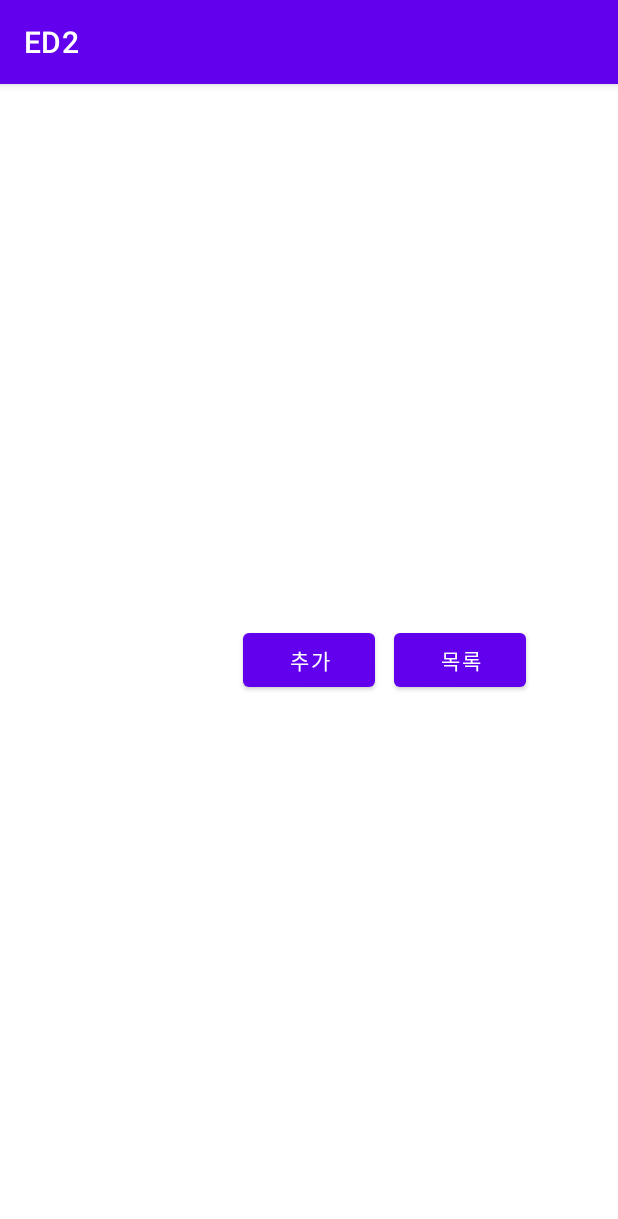
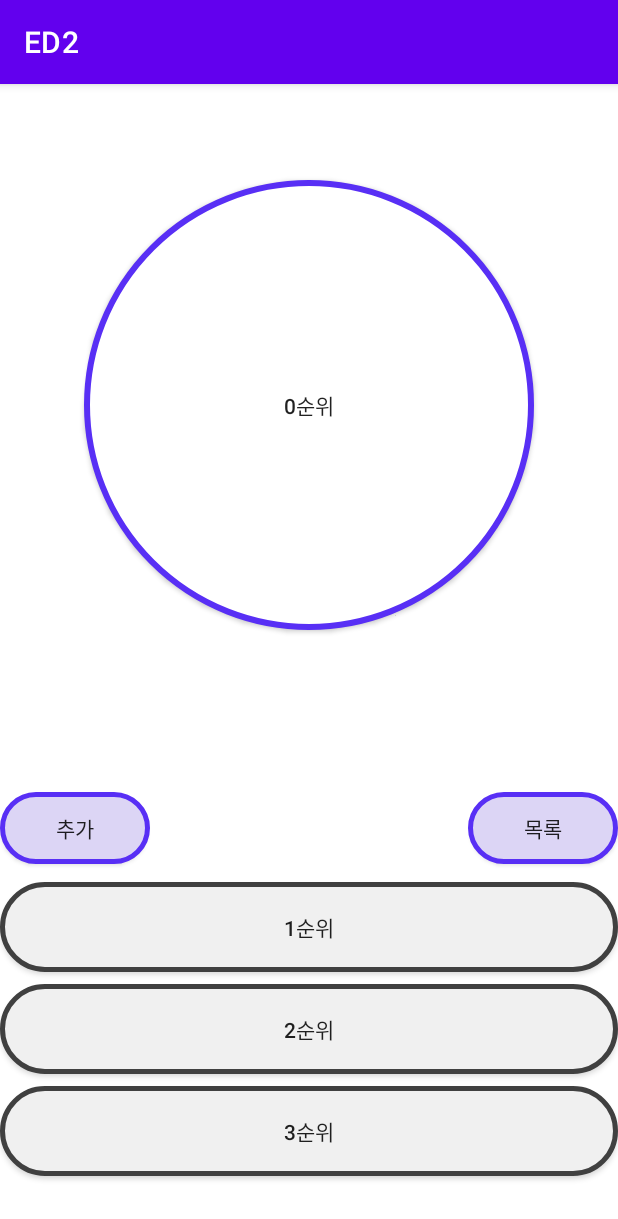
Before and after one commit to seunghwaryu/engineeringdesign, an Android app: the screen it shows after launch (MainActivity), on a phone screen of 412 x 824 dp. Shown: the top 1219 px of the screen. Run offline under Robolectric (Android 15) with nearby library versions, the phone set to English and light mode, and no system bars; our stand-ins replace Room's generated code.

Commit message:
전 프로젝트 복붙2
activity_first(전 프로젝트)을 activity_main(현 프로젝트)에 복붙함.

```diff
--- a/app/src/main/res/layout/activity_main.xml
+++ b/app/src/main/res/layout/activity_main.xml
@@ -1,5 +1,5 @@
 <?xml version="1.0" encoding="utf-8"?>
-<!-- 첫 화면 -->
+    <!-- 첫 화면 레이아웃 파일 - 5/8 24시 이재우 -->
 <androidx.constraintlayout.widget.ConstraintLayout xmlns:android="http://schemas.android.com/apk/res/android"
     xmlns:app="http://schemas.android.com/apk/res-auto"
     xmlns:tools="http://schemas.android.com/tools"
@@ -7,25 +7,76 @@
     android:layout_height="match_parent"
     tools:context=".MainActivity">
 
-    <Button
-        android:id="@+id/add_schedule_button"
-        android:layout_width="wrap_content"
-        android:layout_height="wrap_content"
-        android:text="추가"
-        app:layout_constraintBottom_toBottomOf="parent"
+    <androidx.appcompat.widget.AppCompatButton
+        android:id="@+id/button2"
+        android:layout_width="300dp"
+        android:layout_height="300dp"
+        android:layout_marginStart="110dp"
+        android:layout_marginTop="64dp"
+        android:layout_marginEnd="106dp"
+        android:background="@drawable/circle_button"
+        android:text="0순위"
         app:layout_constraintEnd_toEndOf="parent"
+        app:layout_constraintHorizontal_bias="0.523"
         app:layout_constraintStart_toStartOf="parent"
         app:layout_constraintTop_toTopOf="parent" />
 
-    <Button
+    <androidx.appcompat.widget.AppCompatButton
+        android:id="@+id/button3"
+        android:layout_width="match_parent"
+        android:layout_height="60dp"
+        android:layout_marginBottom="8dp"
+        android:background="@drawable/basic_button1"
+        android:text="1순위"
+        app:layout_constraintBottom_toTopOf="@+id/button4"
+        app:layout_constraintEnd_toEndOf="parent"
+        app:layout_constraintHorizontal_bias="0.0"
+        app:layout_constraintStart_toStartOf="parent" />
+
+    <androidx.appcompat.widget.AppCompatButton
         android:id="@+id/open_schedule_button"
-        android:layout_width="wrap_content"
+        android:layout_width="100dp"
         android:layout_height="wrap_content"
+        android:layout_marginBottom="12dp"
         android:text="목록"
+        android:background="@drawable/basic_button2"
+        app:layout_constraintBottom_toTopOf="@+id/button3"
+        app:layout_constraintEnd_toEndOf="parent" />
+
+    <androidx.appcompat.widget.AppCompatButton
+        android:id="@+id/button5"
+        android:layout_width="match_parent"
+        android:layout_height="60dp"
+        android:layout_marginBottom="40dp"
+        android:background="@drawable/basic_button1"
+        android:text="3순위"
         app:layout_constraintBottom_toBottomOf="parent"
         app:layout_constraintEnd_toEndOf="parent"
-        app:layout_constraintHorizontal_bias="0.811"
-        app:layout_constraintStart_toStartOf="parent"
-        app:layout_constraintTop_toTopOf="parent" />
+        app:layout_constraintHorizontal_bias="0.0"
+        app:layout_constraintStart_toStartOf="parent" />
+
+    <androidx.appcompat.widget.AppCompatButton
+        android:id="@+id/add_schedule_button"
+        android:layout_width="100dp"
+        android:layout_height="wrap_content"
+        android:layout_marginBottom="12dp"
+        android:background="@drawable/basic_button2"
+        android:text="추가"
+        app:layout_constraintBottom_toTopOf="@+id/button3"
+        app:layout_constraintStart_toStartOf="parent" />
+
+    <androidx.appcompat.widget.AppCompatButton
+        android:id="@+id/button4"
+        android:layout_width="match_parent"
+        android:layout_height="60dp"
+        android:layout_marginBottom="8dp"
+        android:background="@drawable/basic_button1"
+        android:text="2순위"
+        app:layout_constraintBottom_toTopOf="@+id/button5"
+        app:layout_constraintEnd_toEndOf="parent"
+        app:layout_constraintHorizontal_bias="0.0"
+        app:layout_constraintStart_toStartOf="parent" />
+
+    <!-- 추후 계속 수정 예정.. 5/18 -->
 
 </androidx.constraintlayout.widget.ConstraintLayout>
```
